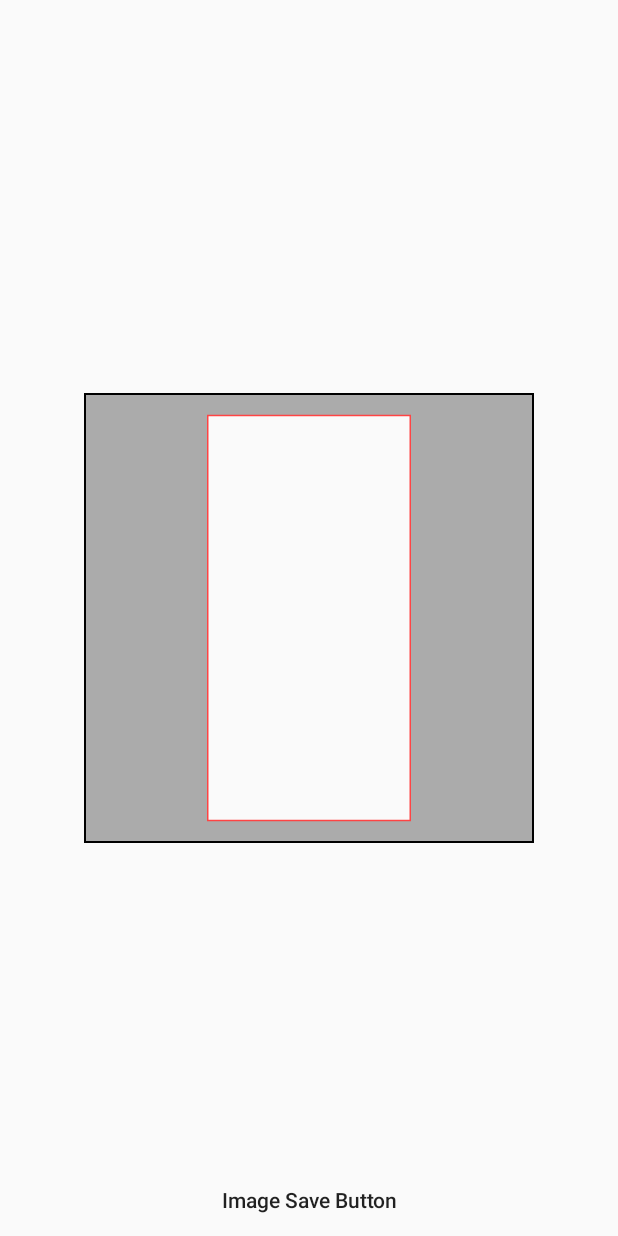
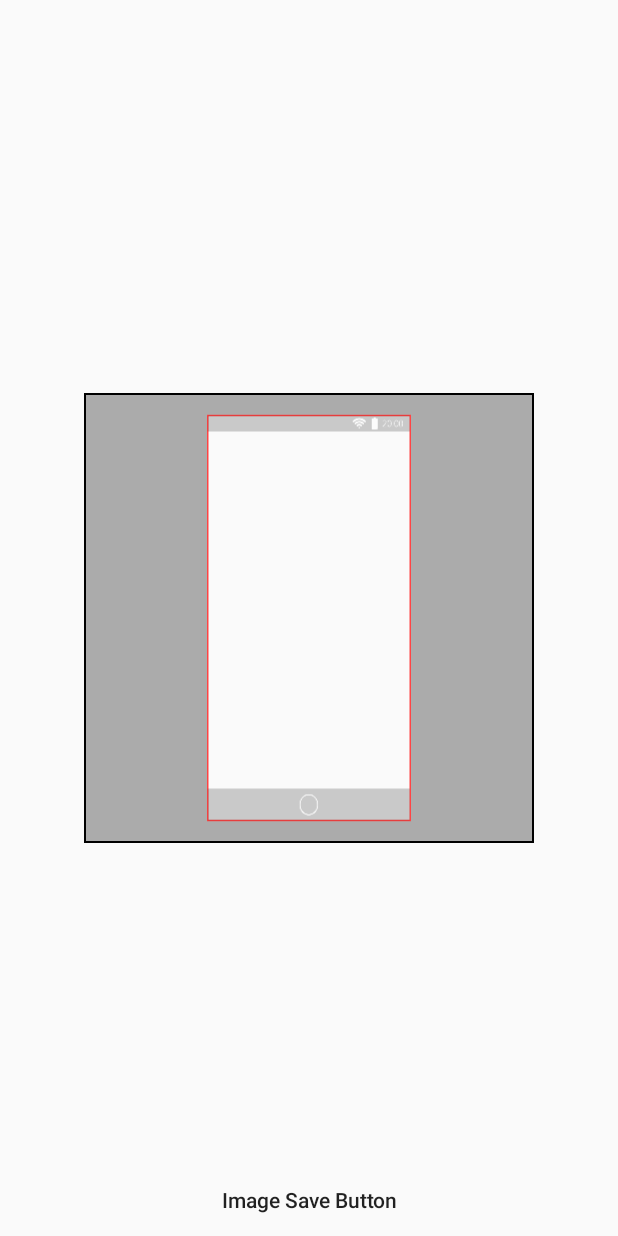
Before and after one commit to dev-fanmaum/photocard_wallpaper, an Android app: the layout activity_main.xml on its own in the app's theme, with its tools: preview values and no code run, on a phone screen of 412 x 824 dp. Run offline under Robolectric (Android 15) with nearby library versions, the phone set to English and light mode, and no system bars.

Commit message:
beta bug fix & add supporting src
 - default color fix black -> alpha 50 black color
 - provider src : wallpaper_crop_base
 - not use attribute remove
 + wiki image file

```diff
--- a/app/build.gradle
+++ b/app/build.gradle
@@ -42,7 +42,8 @@ repositories {
 
 dependencies {
     implementation fileTree(dir: 'libs', include: ['*.jar'])
-    implementation 'com.github.dev-fanmaum:photocard_wallpaper:1.0.0-beta1'
+//    implementation 'com.github.dev-fanmaum:photocard_wallpaper:1.0.0-beta1'
+    implementation project(path: ':wallpaper')
 
     implementation "org.jetbrains.kotlin:kotlin-stdlib-jdk7:$kotlin_version"
     implementation 'androidx.recyclerview:recyclerview:1.1.0'
--- a/app/src/main/res/layout/activity_main.xml
+++ b/app/src/main/res/layout/activity_main.xml
@@ -11,14 +11,15 @@
             android:id="@+id/wallPaperSettingView"
             android:layout_width="300dp"
             android:layout_height="300dp"
-            app:overlay_outer_color="#50000000"
-            app:overlay_border_color="@android:color/holo_red_light"
-            app:overlay_inner_drawable_alpha="100"
-            app:overlay_device_box_scale=".9"
+            app:overlay_inner_drawable="@drawable/wallpaper_crop_base"
             app:layout_constraintBottom_toBottomOf="parent"
             app:layout_constraintEnd_toEndOf="parent"
             app:layout_constraintStart_toStartOf="parent"
-            app:layout_constraintTop_toTopOf="parent"/>
+            app:layout_constraintTop_toTopOf="parent"
+            app:overlay_border_color="@android:color/holo_red_light"
+            app:overlay_border_stock_width="1dp"
+            app:overlay_device_box_scale=".9"
+            app:overlay_inner_drawable_alpha="100" />
 
     <Button
             android:id="@+id/save_button"
--- a/wallpaper/src/main/java/com/photocard/wallpaper/OverlayViewLayout.kt
+++ b/wallpaper/src/main/java/com/photocard/wallpaper/OverlayViewLayout.kt
@@ -29,7 +29,7 @@ open class OverlayViewLayout @JvmOverloads constructor(
     private var viewRatioScale = .9f
 
     private var borderColor = Color.BLACK
-    private var outerColor = Color.BLACK
+    private var outerColor = Color.parseColor("#50000000")
     private var outerAlpha = 150
     private var innerDrawable: Drawable? = null
     private var borderStockWidthSize = resources.displayMetrics.density * 1
--- a/wallpaper/src/main/res/values/attrs.xml
+++ b/wallpaper/src/main/res/values/attrs.xml
@@ -3,7 +3,6 @@
 
     <declare-styleable name="OverlayViewLayout">
         <attr name="overlay_border_color" format="color"/>
-        <attr name="overlay_border_scale_size" format="dimension"/>
         <attr name="overlay_border_stock_width" format="dimension"/>
         <attr name="overlay_device_box_scale" format="float"/>
         <attr name="overlay_outer_color" format="color"/>
```
Also changed, not shown: wallpaper/src/main/res/drawable/wallpaper_crop_base.png (renamed from app/src/main/res/drawable/crop_base.png), 7 other files.
